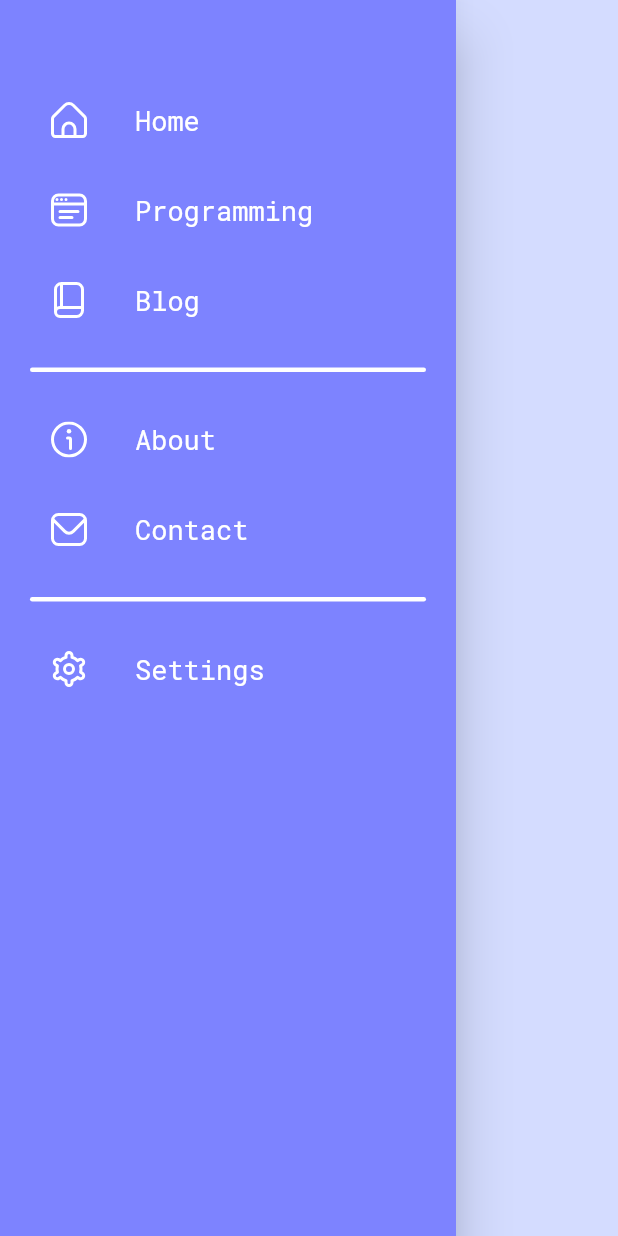
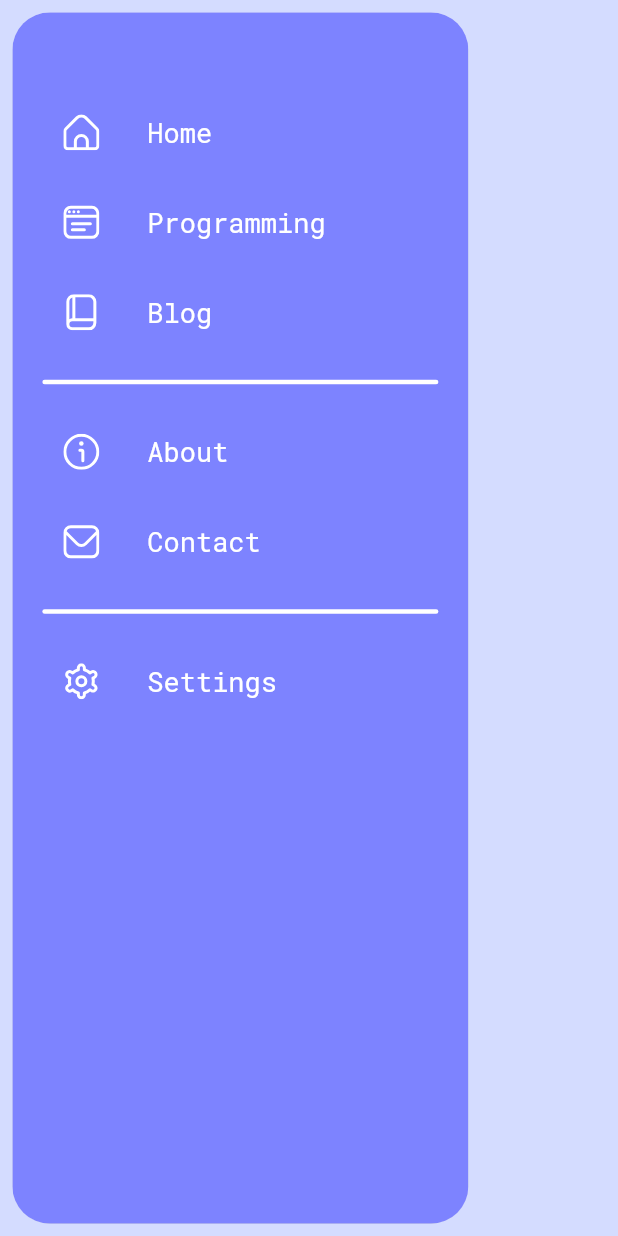
Before and after one commit to zTomz/Tom-Web, a Flutter app: the SideBar widget shown alone on an empty page, opened directly, on a phone screen of 412 x 824 dp. Run offline on Flutter 3.47's test engine with Material 2 defaults, Android fonts, the phone set to English and light mode, and no system bars; our stand-ins replace flutter_svg; missing offline and left inert: dart:html, flutter_email_sender.

Commit message:
Improve navigation

```diff
--- a/lib/widgets/side_bar.dart
+++ b/lib/widgets/side_bar.dart
@@ -15,9 +15,15 @@ class SideBar extends StatefulWidget {
 }
 
 class _SideBarState extends State<SideBar> {
+
   @override
   Widget build(BuildContext context) {
-    return Drawer(
+    final padding = MediaQuery.of(context).size.width * 0.02;
+    return Padding(
+      padding: EdgeInsets.only(top: padding, left: padding, bottom: padding),
+      child: ClipRRect(
+        borderRadius: BorderRadius.circular(25),
+        child: Drawer(
           child: Material(
             color: Theme.of(context).accentColor,
             child: ListView(
@@ -32,7 +38,8 @@ class _SideBarState extends State<SideBar> {
                   text: "Home",
                   icon: 'assets/ico/home.svg',
                   function: () => selectedItem(context, 0),
-            ),menuItem(
+                ),
+                menuItem(
                   text: "Programming",
                   icon: 'assets/ico/browser.svg',
                   function: () => selectedItem(context, 1),
@@ -66,6 +73,8 @@ class _SideBarState extends State<SideBar> {
                   function: () => selectedItem(context, 5),
                 ),
               ],
+            ),
+          ),
         ),
       ),
     );
```
Lines whose indentation alone changed are shown as unchanged.
